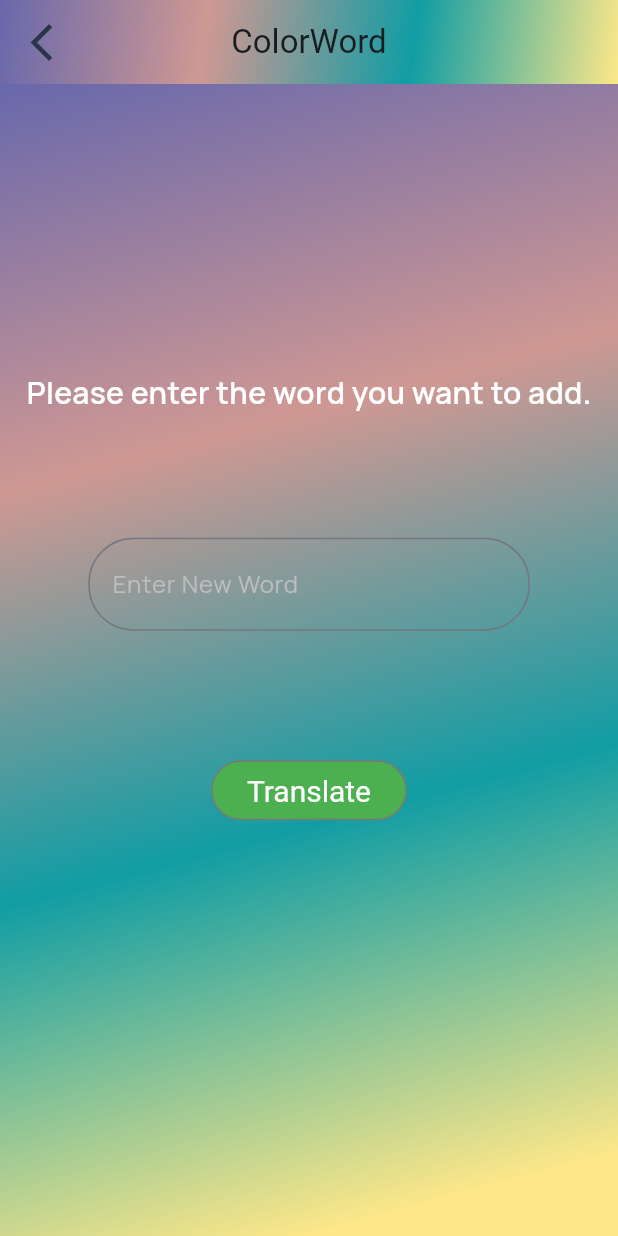
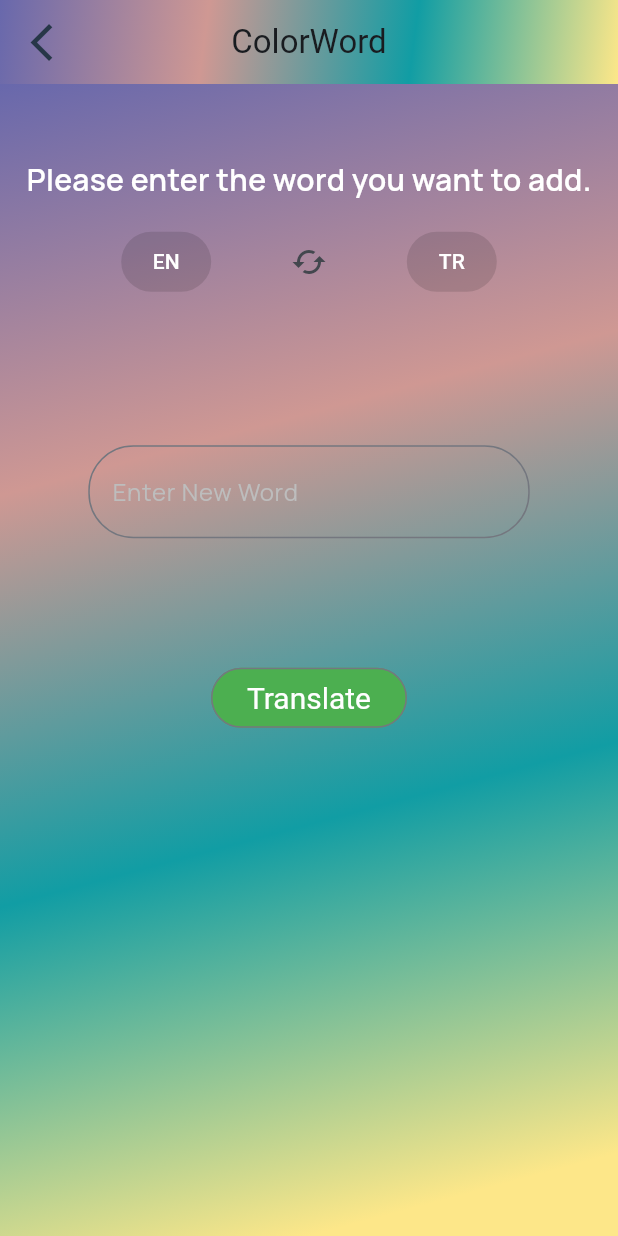
Before and after one commit to egemenocakli/colorword_new, a Flutter app: the NewWordView screen opened by its route, on a phone screen of 412 x 824 dp. Run offline on Flutter 3.47's test engine with Material 2 defaults, Android fonts, the phone set to English and light mode, and no system bars; our stand-ins replace auto_route, cloud_firestore, easy_localization, firebase_auth, firebase_core, firebase_crashlytics and 2 more; missing offline and left inert: simplytranslate; accounts and stored records are empty.

Commit message:
Added change the language on new word page. Next step will be other language for language list.

```diff
--- a/assets/translations/en-US.json
+++ b/assets/translations/en-US.json
@@ -11,6 +11,7 @@
         "words": "English Words"
     },
     "addNewWordPage": {
-        "addNewWord": "Please enter the word you want to add."
+        "addNewWord": "Please enter the word you want to add.",
+        "cantFindWord": "Something is Wrong."
     }
 }
--- a/assets/translations/tr-TR.json
+++ b/assets/translations/tr-TR.json
@@ -11,6 +11,7 @@
         "words": "İngilizce Kelimeler"
     },
     "addNewWordPage": {
-        "addNewWord": "Lütfen eklemek istediğiniz kelimeyi girin."
+        "addNewWord": "Lütfen eklemek istediğiniz kelimeyi girin.",
+        "cantFindWord": "Bir şeyler yanlış."
     }
 }
--- /dev/null
+++ b/lib/core/enums/enum.dart
@@ -0,0 +1 @@
+enum TranslateLanguages { turkish, german, spanish, bulgarian, english }
--- a/lib/pages/new_word/view/new_word_view.dart
+++ b/lib/pages/new_word/view/new_word_view.dart
@@ -61,8 +61,7 @@ class _NewWordViewState extends State<NewWordView> {
           ),
         ),
         backgroundColor: ColorConstants.backgroundColor,
-        body: Center(
-          child: Column(
+        body: Column(
           children: [
             Expanded(
                 flex: 1,
@@ -77,14 +76,15 @@ class _NewWordViewState extends State<NewWordView> {
                     ),
                   ),
                   child: Column(
-                      mainAxisAlignment: MainAxisAlignment.center,
                     children: [
+                      SizedBox(height: context.height * 0.06),
                       Text(LocaleKeys.addNewWordPage_addNewWord.locale,
                           style: TextStyle(
                               fontFamily: 'Manrope',
                               fontWeight: FontWeight.w600,
                               fontSize: 20,
                               color: ColorConstants.white)),
+                      languageField(),
                       Padding(
                         padding: EdgeInsets.symmetric(horizontal: (context.width / 7), vertical: context.height / 10),
                         child: TextFormField(
@@ -111,7 +111,7 @@ class _NewWordViewState extends State<NewWordView> {
                           onPressed: () async {
                             newWordViewModel.translatedWord =
                                 await viewModel.wordTranslate(newWordViewModel.textController.text) ??
-                                      "Something is Wrong";
+                                    LocaleKeys.addNewWordPage_cantFindWord; //"Something is Wrong.";
                           },
                           child: const Text("Translate")),
                       Padding(
@@ -128,7 +128,6 @@ class _NewWordViewState extends State<NewWordView> {
                 )),
           ],
         ),
-        ),
       );
     }
   }
@@ -139,25 +138,42 @@ class _NewWordViewState extends State<NewWordView> {
       TextStyle(fontFamily: 'Manrope', fontWeight: FontWeight.w400, color: ColorConstants.greySh4);
 //TODO:extension
 
-/*
-  final gt = SimplyTranslator(EngineType.google);
-
-  Future<String?> wordTranslate(String? word) async {
-    String sourceLanguage = "tr";
-    String translateLanguage = "en";
-    String? translateResponse;
-
-    if (word != null) {
-      translateResponse = await gt.trSimply(word, translateLanguage, sourceLanguage);
+  Row languageField() {
+    return Row(
+      mainAxisAlignment: MainAxisAlignment.center,
+      children: [
+        Container(
+            alignment: Alignment.center,
+            height: 80,
+            width: 60,
+            child: TextButton(
+              style: TextButton.styleFrom(
+                backgroundColor: Colors.black12,
+                side: const BorderSide(width: 0.1, strokeAlign: 20, color: Colors.transparent),
+              ),
+              onPressed: (null),
+              child: Text(viewModel.translateLanguage, style: TextStyle(color: ColorConstants.white)),
+            )),
+        SizedBox(width: context.width * 0.1),
+        IconButton(
+            onPressed: () async {
+              await viewModel.changeLanguage();
+            },
+            icon: const Icon(Icons.cached_outlined)),
+        SizedBox(width: context.width * 0.1),
+        Container(
+            alignment: Alignment.center,
+            height: 80,
+            width: 60,
+            child: TextButton(
+              style: TextButton.styleFrom(
+                backgroundColor: Colors.black12,
+                side: const BorderSide(width: 0.1, strokeAlign: 20, color: Colors.transparent),
+              ),
+              onPressed: (null),
+              child: Text(viewModel.sourceLanguage, style: TextStyle(color: ColorConstants.white)),
+            ))
+      ],
+    );
   }
-    print(translateResponse);
-
-    if (translateResponse != null) {
-      return translateResponse;
-    } else {
-      translateResponse = "Something wrong";
 }
-    return translateResponse;
-  }
-  */
-}
```
Also changed, not shown: lib/core/extensions/string_extension.dart (+21 -0 lines), lib/pages/new_word/viewmodel/new_word_viewmodel.dart (+25 -5 lines), lib/core/init/language/locale_keys.g.dart. Lines whose indentation alone changed are shown as unchanged.
